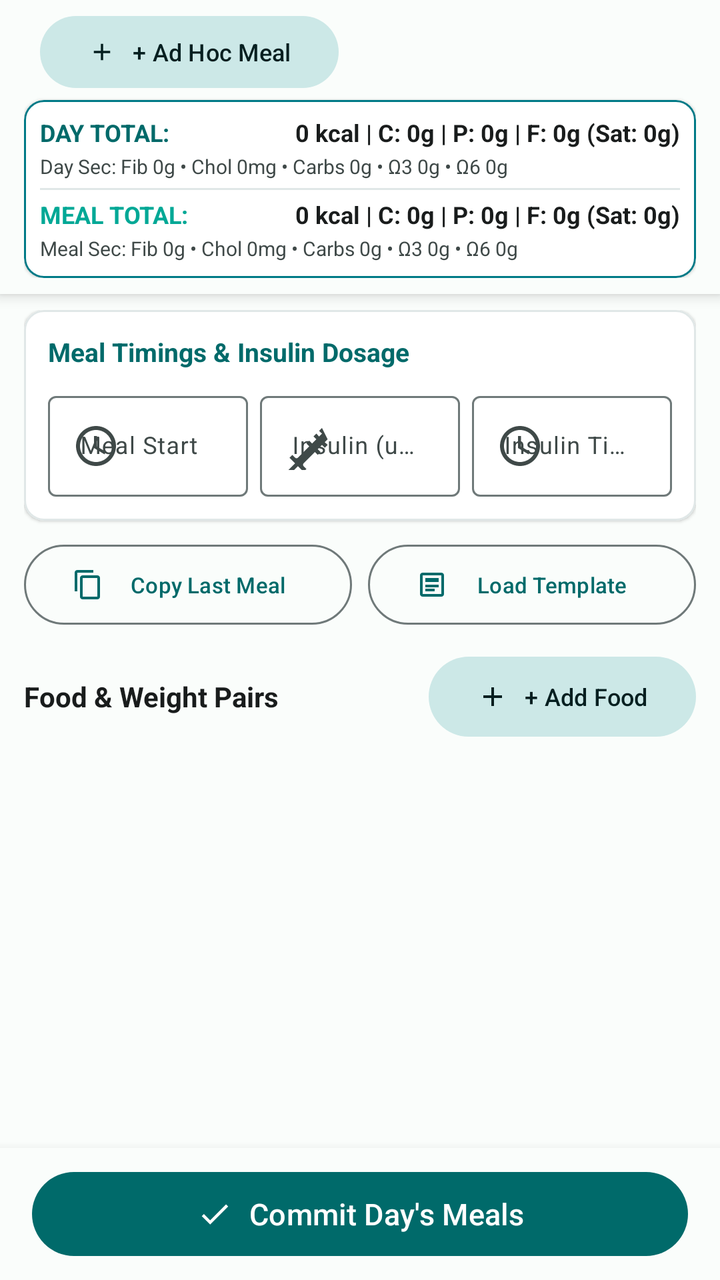
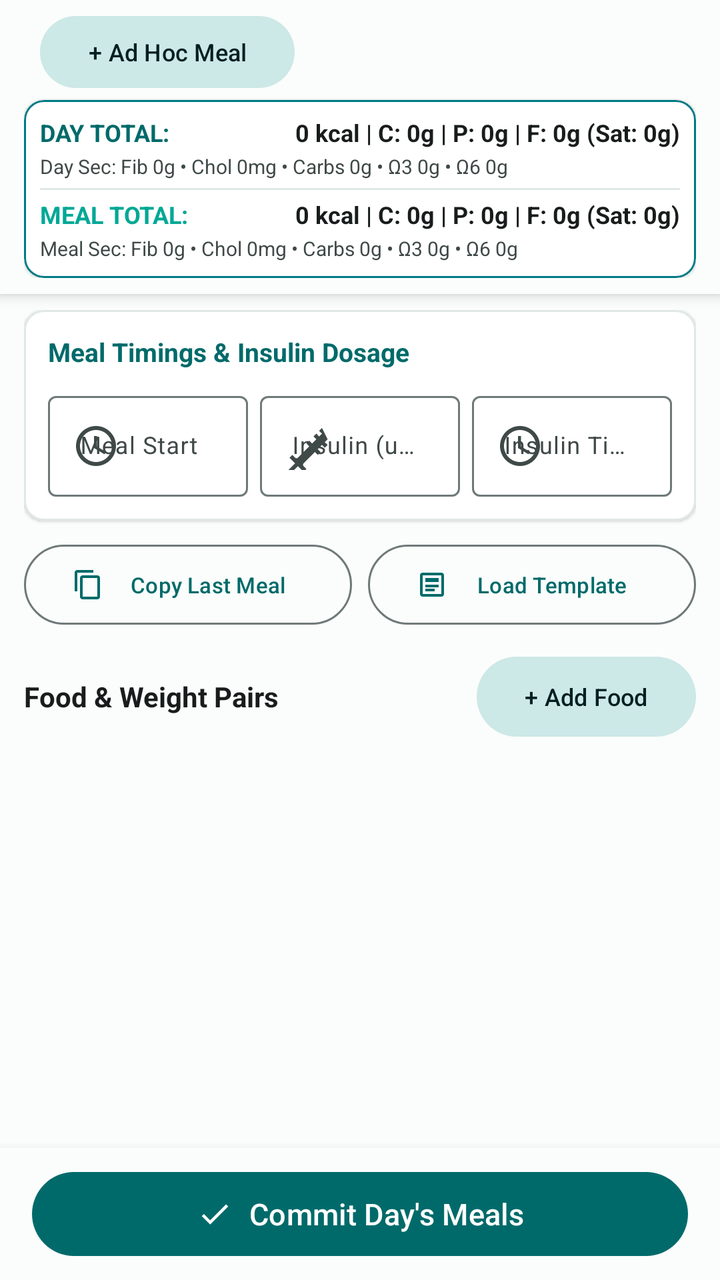

The first picture is an Android layout as it rendered before a commit; the second is the same layout after the commit. The layout source and the unified diff follow.
<!-- AndroidManifest.xml: application theme Theme.ActivityTracker -->
<!-- res/layout/fragment_planning.xml -->
<?xml version="1.0" encoding="utf-8"?>
<androidx.constraintlayout.widget.ConstraintLayout xmlns:android="http://schemas.android.com/apk/res/android"
    xmlns:app="http://schemas.android.com/apk/res-auto"
    xmlns:tools="http://schemas.android.com/tools"
    android:layout_width="match_parent"
    android:layout_height="match_parent"
    android:background="?android:attr/colorBackground">

    
    <LinearLayout
        android:id="@+id/pinned_header_layout"
        android:layout_width="match_parent"
        android:layout_height="wrap_content"
        android:background="?attr/colorSurface"
        android:elevation="4dp"
        android:orientation="vertical"
        android:paddingStart="12dp"
        android:paddingTop="8dp"
        android:paddingEnd="12dp"
        android:paddingBottom="8dp"
        app:layout_constraintEnd_toEndOf="parent"
        app:layout_constraintStart_toStartOf="parent"
        app:layout_constraintTop_toTopOf="parent">

        
        <HorizontalScrollView
            android:id="@+id/scroll_meal_tabs"
            android:layout_width="match_parent"
            android:layout_height="wrap_content"
            android:scrollbars="none">

            <LinearLayout
                android:layout_width="wrap_content"
                android:layout_height="wrap_content"
                android:gravity="center_vertical"
                android:orientation="horizontal">

                <com.google.android.material.chip.ChipGroup
                    android:id="@+id/chip_group_meals"
                    android:layout_width="wrap_content"
                    android:layout_height="wrap_content"
                    app:selectionRequired="true"
                    app:singleLine="true"
                    app:singleSelection="true" />

                <com.google.android.material.button.MaterialButton
                    android:id="@+id/btn_add_ad_hoc_meal"
                    style="@style/Widget.Material3.Button.TonalButton"
                    android:layout_width="wrap_content"
                    android:layout_height="36dp"
                    android:layout_marginStart="8dp"
                    android:insetTop="0dp"
                    android:insetBottom="0dp"
                    android:text="@string/add_ad_hoc_meal"
                    android:textSize="12sp"
                    app:icon="@drawable/ic_add"
                    app:iconSize="14dp" />
            </LinearLayout>
        </HorizontalScrollView>

        
        <com.google.android.material.card.MaterialCardView
            android:id="@+id/card_pinned_aggregations"
            android:layout_width="match_parent"
            android:layout_height="wrap_content"
            android:layout_marginTop="6dp"
            app:cardBackgroundColor="@color/clinical_card_bg"
            app:cardCornerRadius="10dp"
            app:cardElevation="1dp"
            app:strokeColor="@color/clinical_teal"
            app:strokeWidth="1dp">

            <LinearLayout
                android:layout_width="match_parent"
                android:layout_height="wrap_content"
                android:orientation="vertical"
                android:padding="8dp">

                
                <LinearLayout
                    android:layout_width="match_parent"
                    android:layout_height="wrap_content"
                    android:gravity="center_vertical"
                    android:orientation="horizontal">

                    <TextView
                        android:id="@+id/text_day_aggregation_label"
                        android:layout_width="0dp"
                        android:layout_height="wrap_content"
                        android:layout_weight="1"
                        android:text="DAY TOTAL:"
                        android:textColor="?attr/colorPrimary"
                        android:textSize="12sp"
                        android:textStyle="bold" />

                    <TextView
                        android:id="@+id/text_day_primary_summary"
                        android:layout_width="wrap_content"
                        android:layout_height="wrap_content"
                        android:text="0 kcal | C: 0g | P: 0g | F: 0g (Sat: 0g)"
                        android:textColor="?attr/colorOnSurface"
                        android:textSize="12sp"
                        android:textStyle="bold" />
                </LinearLayout>

                <TextView
                    android:id="@+id/text_day_secondary_summary"
                    android:layout_width="match_parent"
                    android:layout_height="wrap_content"
                    android:layout_marginTop="2dp"
                    android:text="Day Sec: Fib 0g • Chol 0mg • Carbs 0g • Ω3 0g • Ω6 0g"
                    android:textColor="?attr/colorOnSurfaceVariant"
                    android:textSize="10sp" />

                <View
                    android:layout_width="match_parent"
                    android:layout_height="1dp"
                    android:layout_marginTop="4dp"
                    android:layout_marginBottom="4dp"
                    android:background="@color/clinical_card_stroke" />

                
                <LinearLayout
                    android:layout_width="match_parent"
                    android:layout_height="wrap_content"
                    android:gravity="center_vertical"
                    android:orientation="horizontal">

                    <TextView
                        android:id="@+id/text_meal_aggregation_label"
                        android:layout_width="0dp"
                        android:layout_height="wrap_content"
                        android:layout_weight="1"
                        android:text="MEAL TOTAL:"
                        android:textColor="@color/clinical_mint"
                        android:textSize="12sp"
                        android:textStyle="bold" />

                    <TextView
                        android:id="@+id/text_meal_primary_summary"
                        android:layout_width="wrap_content"
                        android:layout_height="wrap_content"
                        android:text="0 kcal | C: 0g | P: 0g | F: 0g (Sat: 0g)"
                        android:textColor="?attr/colorOnSurface"
                        android:textSize="12sp"
                        android:textStyle="bold" />
                </LinearLayout>

                <TextView
                    android:id="@+id/text_meal_secondary_summary"
                    android:layout_width="match_parent"
                    android:layout_height="wrap_content"
                    android:layout_marginTop="2dp"
                    android:text="Meal Sec: Fib 0g • Chol 0mg • Carbs 0g • Ω3 0g • Ω6 0g"
                    android:textColor="?attr/colorOnSurfaceVariant"
                    android:textSize="10sp" />
            </LinearLayout>
        </com.google.android.material.card.MaterialCardView>
    </LinearLayout>

    
    <androidx.core.widget.NestedScrollView
        android:id="@+id/nested_scroll_planning"
        android:layout_width="match_parent"
        android:layout_height="0dp"
        android:fillViewport="true"
        app:layout_constraintBottom_toTopOf="@+id/pinned_bottom_bar"
        app:layout_constraintEnd_toEndOf="parent"
        app:layout_constraintStart_toStartOf="parent"
        app:layout_constraintTop_toBottomOf="@+id/pinned_header_layout">

        <LinearLayout
            android:layout_width="match_parent"
            android:layout_height="wrap_content"
            android:orientation="vertical"
            android:paddingStart="12dp"
            android:paddingTop="8dp"
            android:paddingEnd="12dp"
            android:paddingBottom="24dp">

            
            <com.google.android.material.card.MaterialCardView
                android:layout_width="match_parent"
                android:layout_height="wrap_content"
                android:layout_marginBottom="8dp"
                app:cardBackgroundColor="@color/clinical_card_bg"
                app:cardCornerRadius="10dp"
                app:cardElevation="1dp"
                app:strokeColor="@color/clinical_card_stroke"
                app:strokeWidth="1dp">

                <LinearLayout
                    android:layout_width="match_parent"
                    android:layout_height="wrap_content"
                    android:orientation="vertical"
                    android:padding="12dp">

                    <LinearLayout
                        android:layout_width="match_parent"
                        android:layout_height="wrap_content"
                        android:gravity="center_vertical"
                        android:orientation="horizontal">

                        <TextView
                            android:id="@+id/text_meal_section_title"
                            android:layout_width="0dp"
                            android:layout_height="wrap_content"
                            android:layout_weight="1"
                            android:text="Meal Timings &amp; Insulin Dosage"
                            android:textColor="?attr/colorPrimary"
                            android:textSize="13sp"
                            android:textStyle="bold" />

                        <TextView
                            android:id="@+id/text_ad_hoc_badge"
                            android:layout_width="wrap_content"
                            android:layout_height="wrap_content"
                            android:layout_marginEnd="6dp"
                            android:background="@drawable/bg_badge_ad_hoc"
                            android:paddingStart="8dp"
                            android:paddingTop="2dp"
                            android:paddingEnd="8dp"
                            android:paddingBottom="2dp"
                            android:text="@string/ad_hoc_badge"
                            android:textColor="@color/clinical_amber"
                            android:textSize="11sp"
                            android:textStyle="bold"
                            android:visibility="gone" />

                        <com.google.android.material.button.MaterialButton
                            android:id="@+id/btn_delete_ad_hoc_meal"
                            style="@style/Widget.Material3.Button.TextButton"
                            android:layout_width="wrap_content"
                            android:layout_height="32dp"
                            android:insetTop="0dp"
                            android:insetBottom="0dp"
                            android:paddingStart="6dp"
                            android:paddingEnd="6dp"
                            android:text="@string/delete_ad_hoc_meal"
                            android:textColor="@color/clinical_coral"
                            android:textSize="11sp"
                            android:visibility="gone"
                            app:icon="@drawable/ic_delete"
                            app:iconSize="14dp"
                            app:iconTint="@color/clinical_coral" />
                    </LinearLayout>

                    <LinearLayout
                        android:layout_width="match_parent"
                        android:layout_height="wrap_content"
                        android:layout_marginTop="8dp"
                        android:orientation="horizontal"
                        android:weightSum="3">

                        
                        <com.google.android.material.textfield.TextInputLayout
                            android:id="@+id/til_meal_start_time"
                            style="@style/Widget.Material3.TextInputLayout.OutlinedBox"
                            android:layout_width="0dp"
                            android:layout_height="wrap_content"
                            android:layout_weight="1"
                            android:layout_marginEnd="4dp"
                            android:hint="@string/meal_start_time"
                            app:startIconDrawable="@drawable/ic_time">

                            <com.google.android.material.textfield.TextInputEditText
                                android:id="@+id/et_meal_start_time"
                                android:layout_width="match_parent"
                                android:layout_height="wrap_content"
                                android:clickable="true"
                                android:focusable="false"
                                android:textSize="12sp" />
                        </com.google.android.material.textfield.TextInputLayout>

                        
                        <com.google.android.material.textfield.TextInputLayout
                            android:id="@+id/til_insulin_dose"
                            style="@style/Widget.Material3.TextInputLayout.OutlinedBox"
                            android:layout_width="0dp"
                            android:layout_height="wrap_content"
                            android:layout_weight="1"
                            android:layout_marginStart="2dp"
                            android:layout_marginEnd="2dp"
                            android:hint="@string/insulin_dose"
                            app:startIconDrawable="@drawable/ic_insulin">

                            <com.google.android.material.textfield.TextInputEditText
                                android:id="@+id/et_insulin_dose"
                                android:layout_width="match_parent"
                                android:layout_height="wrap_content"
                                android:inputType="numberDecimal"
                                android:textSize="12sp" />
                        </com.google.android.material.textfield.TextInputLayout>

                        
                        <com.google.android.material.textfield.TextInputLayout
                            android:id="@+id/til_insulin_time"
                            style="@style/Widget.Material3.TextInputLayout.OutlinedBox"
                            android:layout_width="0dp"
                            android:layout_height="wrap_content"
                            android:layout_weight="1"
                            android:layout_marginStart="4dp"
                            android:hint="@string/insulin_time"
                            app:startIconDrawable="@drawable/ic_time">

                            <com.google.android.material.textfield.TextInputEditText
                                android:id="@+id/et_insulin_time"
                                android:layout_width="match_parent"
                                android:layout_height="wrap_content"
                                android:clickable="true"
                                android:focusable="false"
                                android:textSize="12sp" />
                        </com.google.android.material.textfield.TextInputLayout>
                    </LinearLayout>
                </LinearLayout>
            </com.google.android.material.card.MaterialCardView>

            
            <LinearLayout
                android:layout_width="match_parent"
                android:layout_height="wrap_content"
                android:layout_marginBottom="8dp"
                android:orientation="horizontal">

                <com.google.android.material.button.MaterialButton
                    android:id="@+id/btn_populate_last_meal"
                    style="@style/Widget.Material3.Button.OutlinedButton"
                    android:layout_width="0dp"
                    android:layout_height="wrap_content"
                    android:layout_weight="1"
                    android:layout_marginEnd="4dp"
                    android:text="Copy Last Meal"
                    android:textSize="11sp"
                    app:icon="@drawable/ic_copy"
                    app:iconSize="16dp" />

                <com.google.android.material.button.MaterialButton
                    android:id="@+id/btn_populate_template"
                    style="@style/Widget.Material3.Button.OutlinedButton"
                    android:layout_width="0dp"
                    android:layout_height="wrap_content"
                    android:layout_weight="1"
                    android:layout_marginStart="4dp"
                    android:text="Load Template"
                    android:textSize="11sp"
                    app:icon="@drawable/ic_template"
                    app:iconSize="16dp" />
            </LinearLayout>
 
            <TextView
                android:id="@+id/text_ad_hoc_note"
                android:layout_width="match_parent"
                android:layout_height="wrap_content"
                android:layout_marginTop="-4dp"
                android:layout_marginBottom="8dp"
                android:paddingStart="4dp"
                android:paddingEnd="4dp"
                android:text="@string/ad_hoc_cannot_populate_prior_day"
                android:textColor="?attr/colorOnSurfaceVariant"
                android:textSize="11sp"
                android:textStyle="italic"
                android:visibility="gone" />

            
            <LinearLayout
                android:layout_width="match_parent"
                android:layout_height="wrap_content"
                android:gravity="center_vertical"
                android:orientation="horizontal">

                <TextView
                    android:id="@+id/text_foods_header"
                    android:layout_width="0dp"
                    android:layout_height="wrap_content"
                    android:layout_weight="1"
                    android:text="Food &amp; Weight Pairs"
                    android:textColor="?attr/colorOnSurface"
                    android:textSize="14sp"
                    android:textStyle="bold" />

                <com.google.android.material.button.MaterialButton
                    android:id="@+id/btn_add_food_row"
                    style="@style/Widget.Material3.Button.TonalButton"
                    android:layout_width="wrap_content"
                    android:layout_height="wrap_content"
                    android:text="@string/add_food_row"
                    android:textSize="12sp"
                    app:icon="@drawable/ic_add"
                    app:iconSize="16dp" />
            </LinearLayout>

            
            <androidx.recyclerview.widget.RecyclerView
                android:id="@+id/recycler_food_rows"
                android:layout_width="match_parent"
                android:layout_height="wrap_content"
                android:layout_marginTop="6dp"
                android:nestedScrollingEnabled="false"
                tools:itemCount="3"
                tools:listitem="@layout/item_food_row" />

            <TextView
                android:id="@+id/text_empty_food_rows"
                android:layout_width="match_parent"
                android:layout_height="wrap_content"
                android:layout_marginTop="16dp"
                android:gravity="center"
                android:text="No food items in this meal yet.\nTap &quot;+ Add Food&quot; or load from a template."
                android:textColor="?attr/colorOnSurfaceVariant"
                android:textSize="13sp"
                android:visibility="gone" />

        </LinearLayout>
    </androidx.core.widget.NestedScrollView>

    
    <LinearLayout
        android:id="@+id/pinned_bottom_bar"
        android:layout_width="match_parent"
        android:layout_height="wrap_content"
        android:background="?attr/colorSurface"
        android:elevation="8dp"
        android:orientation="vertical"
        android:paddingStart="16dp"
        android:paddingTop="8dp"
        android:paddingEnd="16dp"
        android:paddingBottom="8dp"
        app:layout_constraintBottom_toBottomOf="parent"
        app:layout_constraintEnd_toEndOf="parent"
        app:layout_constraintStart_toStartOf="parent">

        <com.google.android.material.button.MaterialButton
            android:id="@+id/btn_commit_day"
            style="@style/Widget.Material3.Button"
            android:layout_width="match_parent"
            android:layout_height="50dp"
            android:text="@string/commit_day_meals"
            android:textSize="15sp"
            app:icon="@drawable/ic_check"
            app:iconGravity="textStart" />
    </LinearLayout>

</androidx.constraintlayout.widget.ConstraintLayout>
<!-- res/layout/item_food_row.xml (included above) -->
<?xml version="1.0" encoding="utf-8"?>
<com.google.android.material.card.MaterialCardView xmlns:android="http://schemas.android.com/apk/res/android"
    xmlns:app="http://schemas.android.com/apk/res-auto"
    android:layout_width="match_parent"
    android:layout_height="wrap_content"
    android:layout_marginTop="4dp"
    android:layout_marginBottom="4dp"
    app:cardBackgroundColor="@color/clinical_card_bg"
    app:cardCornerRadius="10dp"
    app:cardElevation="1dp"
    app:strokeColor="@color/clinical_card_stroke"
    app:strokeWidth="1dp">

    <LinearLayout
        android:layout_width="match_parent"
        android:layout_height="wrap_content"
        android:orientation="vertical"
        android:padding="10dp">

        
        <LinearLayout
            android:layout_width="match_parent"
            android:layout_height="wrap_content"
            android:gravity="center_vertical"
            android:orientation="horizontal">

            
            <com.google.android.material.textfield.TextInputLayout
                android:id="@+id/til_food_name"
                style="@style/Widget.Material3.TextInputLayout.OutlinedBox"
                android:layout_width="0dp"
                android:layout_height="wrap_content"
                android:layout_weight="1"
                android:hint="@string/food_hint">

                <AutoCompleteTextView
                    android:id="@+id/actv_food_name"
                    android:layout_width="match_parent"
                    android:layout_height="wrap_content"
                    android:completionThreshold="1"
                    android:dropDownWidth="wrap_content"
                    android:imeOptions="actionNext"
                    android:inputType="textCapWords"
                    android:maxLines="1"
                    android:popupBackground="@color/autocomplete_bg"
                    android:textColor="@color/autocomplete_text"
                    android:textSize="13sp" />
            </com.google.android.material.textfield.TextInputLayout>

            
            <com.google.android.material.textfield.TextInputLayout
                android:id="@+id/til_food_weight"
                style="@style/Widget.Material3.TextInputLayout.OutlinedBox"
                android:layout_width="95dp"
                android:layout_height="wrap_content"
                android:layout_marginStart="6dp"
                android:hint="@string/weight_hint">

                <com.google.android.material.textfield.TextInputEditText
                    android:id="@+id/et_food_weight"
                    android:layout_width="match_parent"
                    android:layout_height="wrap_content"
                    android:imeOptions="actionDone"
                    android:inputType="numberDecimal"
                    android:maxLines="1"
                    android:textSize="13sp" />
            </com.google.android.material.textfield.TextInputLayout>

            
            <ImageButton
                android:id="@+id/btn_delete_food_row"
                android:layout_width="36dp"
                android:layout_height="36dp"
                android:layout_marginStart="4dp"
                android:background="?attr/selectableItemBackgroundBorderless"
                android:contentDescription="Delete Food Row"
                android:src="@drawable/ic_delete"
                app:tint="?attr/colorError" />
        </LinearLayout>

        
        <LinearLayout
            android:id="@+id/layout_primary_nutrients"
            android:layout_width="match_parent"
            android:layout_height="wrap_content"
            android:layout_marginTop="6dp"
            android:orientation="horizontal"
            android:weightSum="5">

            <TextView
                android:id="@+id/text_row_calories"
                android:layout_width="0dp"
                android:layout_height="wrap_content"
                android:layout_weight="1"
                android:gravity="center"
                android:text="0 kcal"
                android:textColor="@color/nutrient_calories"
                android:textSize="11sp"
                android:textStyle="bold" />

            <TextView
                android:id="@+id/text_row_dig_carbs"
                android:layout_width="0dp"
                android:layout_height="wrap_content"
                android:layout_weight="1"
                android:gravity="center"
                android:text="C: 0g"
                android:textColor="@color/nutrient_carbs"
                android:textSize="11sp"
                android:textStyle="bold" />

            <TextView
                android:id="@+id/text_row_sat_fat"
                android:layout_width="0dp"
                android:layout_height="wrap_content"
                android:layout_weight="1"
                android:gravity="center"
                android:text="Sat: 0g"
                android:textColor="@color/nutrient_sat_fat"
                android:textSize="11sp"
                android:textStyle="bold" />

            <TextView
                android:id="@+id/text_row_fat"
                android:layout_width="0dp"
                android:layout_height="wrap_content"
                android:layout_weight="1"
                android:gravity="center"
                android:text="F: 0g"
                android:textColor="@color/nutrient_fat"
                android:textSize="11sp"
                android:textStyle="bold" />

            <TextView
                android:id="@+id/text_row_protein"
                android:layout_width="0dp"
                android:layout_height="wrap_content"
                android:layout_weight="1"
                android:gravity="center"
                android:text="P: 0g"
                android:textColor="@color/nutrient_protein"
                android:textSize="11sp"
                android:textStyle="bold" />
        </LinearLayout>

        
        <TextView
            android:id="@+id/text_row_secondary_nutrients"
            android:layout_width="match_parent"
            android:layout_height="wrap_content"
            android:layout_marginTop="4dp"
            android:gravity="center"
            android:text="Fiber: 0g • Chol: 0mg • Carbs: 0g • Ω-3: 0g • Ω-6: 0g"
            android:textColor="?attr/colorOnSurfaceVariant"
            android:textSize="10sp" />

    </LinearLayout>
</com.google.android.material.card.MaterialCardView>
<!-- resources referenced by this layout -->
<resources>
  <color name="autocomplete_bg">#FFFFFF</color>
  <color name="autocomplete_text">#191C1C</color>
  <color name="clinical_amber">#D97706</color>
  <color name="clinical_card_bg">#FFFFFF</color>
  <color name="clinical_card_stroke">#E0E7E7</color>
  <color name="clinical_coral">#E03131</color>
  <color name="clinical_mint">#00A896</color>
  <color name="clinical_teal">#007A87</color>
  <color name="nutrient_calories">#D9480F</color>
  <color name="nutrient_carbs">#1971C2</color>
  <color name="nutrient_fat">#E67700</color>
  <color name="nutrient_protein">#C92A2A</color>
  <color name="nutrient_sat_fat">#862E9C</color>
  <!-- drawable bg_badge_ad_hoc (drawable) -->
  <?xml version="1.0" encoding="utf-8"?>
  <shape xmlns:android="http://schemas.android.com/apk/res/android"
      android:shape="rectangle">
      <corners android:radius="12dp" />
      <solid android:color="@color/clinical_amber_bg" />
      <stroke
          android:width="1dp"
          android:color="@color/clinical_amber" />
  </shape>
  <!-- drawable ic_add (drawable) -->
  <?xml version="1.0" encoding="utf-8"?>
  <vector xmlns:android="http://schemas.android.com/apk/res/android"
      android:width="24dp"
      android:height="24dp"
      android:viewportWidth="24"
      android:viewportHeight="24">
      <path
          android:fillColor="?attr/colorControlNormal"
          android:pathData="M19,13h-6v6h-2v-6H5v-2h6V5h2v6h6v2z" />
  </vector>
  <string name="ad_hoc_badge">Ad Hoc</string>
  <string name="ad_hoc_cannot_populate_prior_day">Ad hoc meals cannot be populated from a prior day (FR 2.9).</string>
  <string name="add_ad_hoc_meal">+ Ad Hoc Meal</string>
  <string name="add_food_row">+ Add Food</string>
  <string name="commit_day_meals">Commit Day\'s Meals</string>
  <string name="delete_ad_hoc_meal">Remove Meal</string>
  <string name="food_hint">Search food…</string>
  <string name="insulin_dose">Insulin (units)</string>
  <string name="insulin_time">Insulin Time</string>
  <string name="meal_start_time">Meal Start</string>
  <string name="weight_hint">Weight (g)</string>
  <color name="clinical_amber_bg">#FEF3C7</color>
  <color name="md_theme_light_primary">#006A6A</color>
  <color name="md_theme_light_onPrimary">#FFFFFF</color>
  <color name="md_theme_light_primaryContainer">#6FF7F6</color>
  <color name="md_theme_light_onPrimaryContainer">#002020</color>
  <color name="md_theme_light_secondary">#4A6363</color>
  <color name="md_theme_light_onSecondary">#FFFFFF</color>
  <color name="md_theme_light_secondaryContainer">#CCE8E7</color>
  <color name="md_theme_light_onSecondaryContainer">#051F20</color>
  <color name="md_theme_light_tertiary">#4B607C</color>
  <color name="md_theme_light_onTertiary">#FFFFFF</color>
  <color name="md_theme_light_tertiaryContainer">#D3E4FF</color>
  <color name="md_theme_light_onTertiaryContainer">#041C35</color>
  <color name="md_theme_light_error">#BA1A1A</color>
  <color name="md_theme_light_onError">#FFFFFF</color>
  <color name="md_theme_light_background">#FAFDFB</color>
  <color name="md_theme_light_onBackground">#191C1C</color>
  <color name="md_theme_light_surface">#FAFDFB</color>
  <color name="md_theme_light_onSurface">#191C1C</color>
  <color name="md_theme_light_surfaceVariant">#DAE5E4</color>
  <color name="md_theme_light_onSurfaceVariant">#3F4948</color>
  <color name="md_theme_light_outline">#6F7979</color>
  <style name="Widget.ActivityTracker.AutoCompleteTextView" parent="Widget.AppCompat.AutoCompleteTextView">
          <item name="android:textColor">@color/autocomplete_text</item>
          <item name="android:textColorHint">@color/autocomplete_subtext</item>
          <item name="android:popupBackground">@color/autocomplete_bg</item>
      </style>
  <color name="autocomplete_subtext">#5B6464</color>
  <!-- unchanged entries left out for length: 7 -->
</resources>

<!-- the commit's change to res/layout/fragment_planning.xml (unified diff, before → after) -->
@@ -52,9 +52,7 @@
                     android:insetTop="0dp"
                     android:insetBottom="0dp"
                     android:text="@string/add_ad_hoc_meal"
-                    android:textSize="12sp"
-                    app:icon="@drawable/ic_add"
-                    app:iconSize="14dp" />
+                    android:textSize="12sp" />
             </LinearLayout>
         </HorizontalScrollView>
 
@@ -384,9 +382,7 @@
                     android:layout_width="wrap_content"
                     android:layout_height="wrap_content"
                     android:text="@string/add_food_row"
-                    android:textSize="12sp"
-                    app:icon="@drawable/ic_add"
-                    app:iconSize="16dp" />
+                    android:textSize="12sp" />
             </LinearLayout>
 
             
<!-- resource entries referenced after the edit -->
@@ -23,17 +23,6 @@
           android:width="1dp"
           android:color="@color/clinical_amber" />
   </shape>
-  <!-- drawable ic_add (drawable) -->
-  <?xml version="1.0" encoding="utf-8"?>
-  <vector xmlns:android="http://schemas.android.com/apk/res/android"
-      android:width="24dp"
-      android:height="24dp"
-      android:viewportWidth="24"
-      android:viewportHeight="24">
-      <path
-          android:fillColor="?attr/colorControlNormal"
-          android:pathData="M19,13h-6v6h-2v-6H5v-2h6V5h2v6h6v2z" />
-  </vector>
   <string name="ad_hoc_badge">Ad Hoc</string>
   <string name="ad_hoc_cannot_populate_prior_day">Ad hoc meals cannot be populated from a prior day (FR 2.9).</string>
   <string name="add_ad_hoc_meal">+ Ad Hoc Meal</string>
